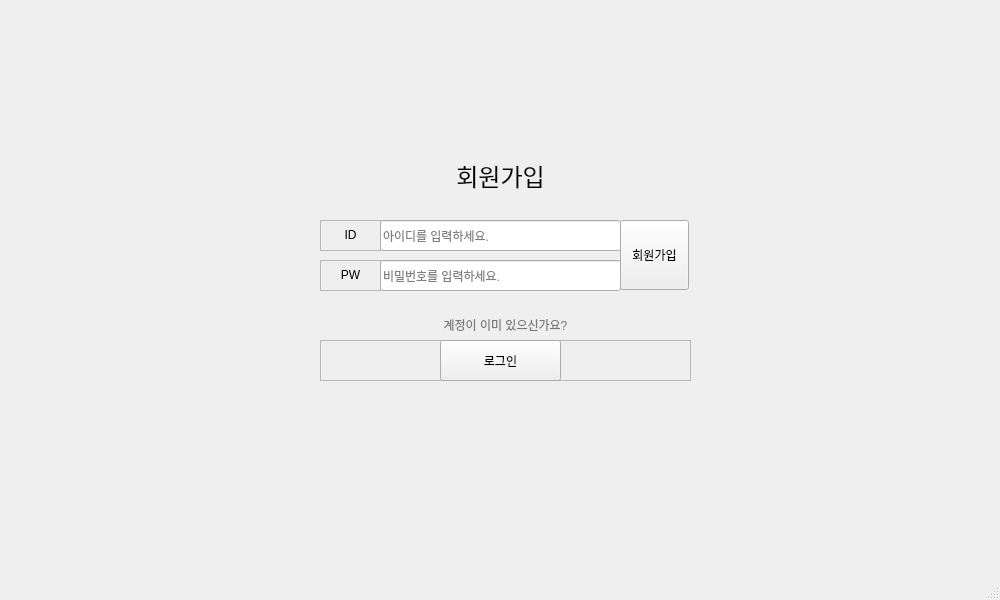
The window that src/ui/signup_ui.ui (Software-Engineering-Team5/Software-Engineering-Team5) describes before a commit, drawn with Qt 5.
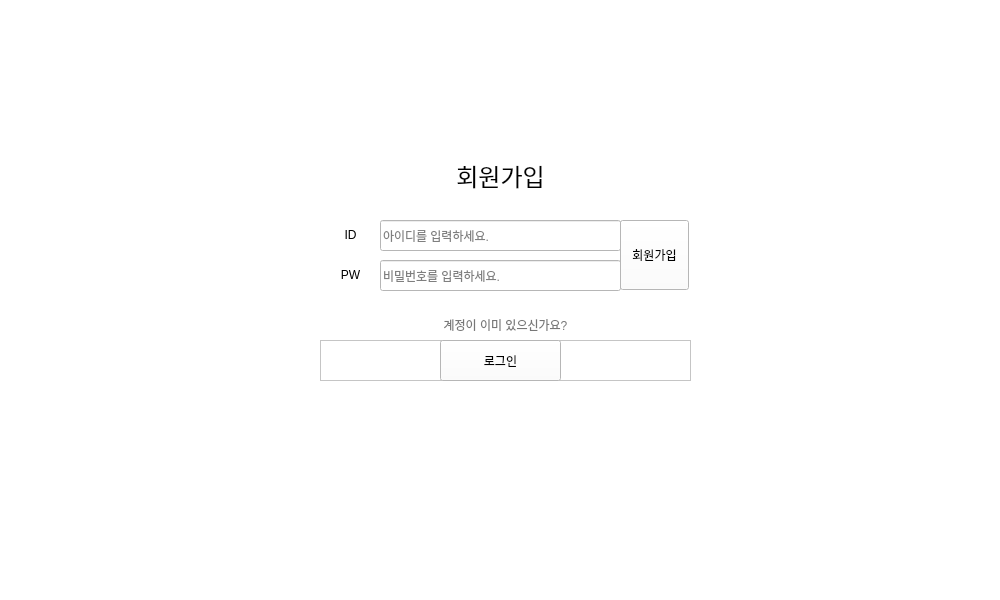
The same window after the commit.

Diff of the .ui file:
```diff
--- a/src/ui/signup_ui.ui
+++ b/src/ui/signup_ui.ui
@@ -13,6 +13,9 @@
   <property name="windowTitle">
    <string>LoginWindow</string>
   </property>
+  <property name="styleSheet">
+   <string notr="true">background-color: white;</string>
+  </property>
   <widget class="QWidget" name="centralwidget">
    <widget class="QWidget" name="verticalLayoutWidget_2">
     <property name="geometry">
```
